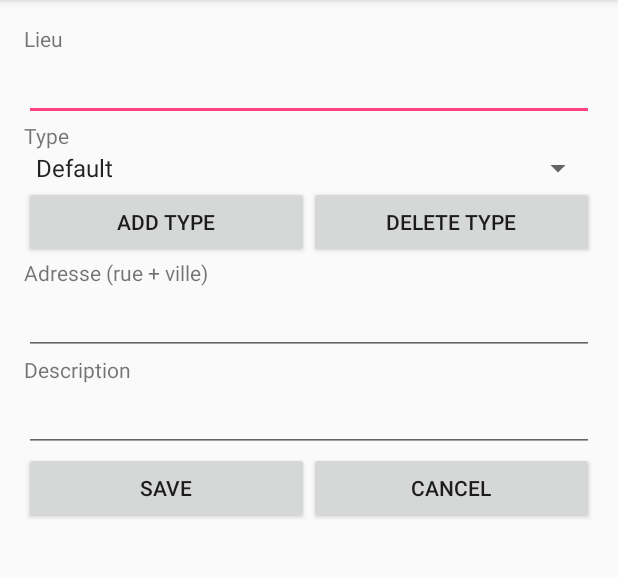
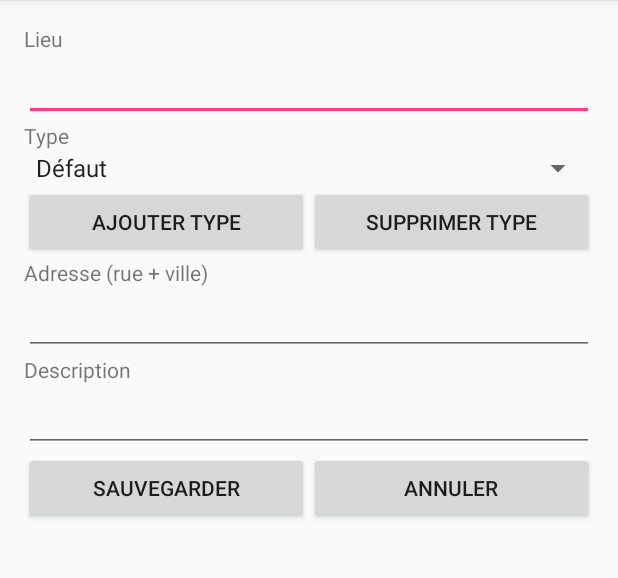
Before and after one commit to KLaach/Android, an Android app: the screen it shows after launch (SavePlaces), after a tap on an icon or button, on a phone screen of 412 x 824 dp, the part 84-662 px from its top. Run offline under Robolectric (Android 15) with nearby library versions, the phone set to English and light mode, and no system bars.

Commit message:
Version final

```diff
--- a/MyFavoritePlaces/app/src/main/java/com/myfavoriteplaces/myfavoriteplaces/SavePlaces.java
+++ b/MyFavoritePlaces/app/src/main/java/com/myfavoriteplaces/myfavoriteplaces/SavePlaces.java
@@ -44,8 +44,8 @@ public class SavePlaces extends AppCompatActivity {
         final EditText description = (EditText) findViewById(R.id.DescriptionPlace);
 
         final Spinner TypePlace = (Spinner) findViewById(R.id.TypePlace);
-        List ChoixType = new ArrayList();
-        ChoixType.add("Default");
+        final List ChoixType = new ArrayList();
+        ChoixType.add("Défaut");
         ChoixType.add("Boîte");
         ChoixType.add("Camping");
         ChoixType.add("Cinéma");
@@ -106,17 +106,23 @@ public class SavePlaces extends AppCompatActivity {
                 // setup a dialog window
                 alertDialogBuilder
                         .setCancelable(false)
-                        .setPositiveButton("OK", new DialogInterface.OnClickListener() {
+                        .setPositiveButton("Ok", new DialogInterface.OnClickListener() {
                             public void onClick(DialogInterface dialog, int id) {
                                 // get user input and set it to result
                                 String nouveauType = input.getText().toString();
-                                adapter.add(nouveauType);
+                                ChoixType.add(nouveauType);
+                                final ArrayAdapter adapter = new ArrayAdapter(
+                                        context,
+                                        android.R.layout.simple_spinner_item,
+                                        ChoixType
+                                );
+                                adapter.setDropDownViewResource(android.R.layout.simple_spinner_dropdown_item);
                                 TypePlace.setAdapter(adapter);
                                 int spinnerPosition = adapter.getPosition(nouveauType);
                                 TypePlace.setSelection(spinnerPosition);
                             }
                         })
-                        .setNegativeButton("Cancel",
+                        .setNegativeButton("Annuler",
                                 new DialogInterface.OnClickListener() {
                                     public void onClick(DialogInterface dialog, int id) {
                                         dialog.cancel();
--- a/MyFavoritePlaces/app/src/main/res/values/strings.xml
+++ b/MyFavoritePlaces/app/src/main/res/values/strings.xml
@@ -1,12 +1,12 @@
 <resources>
-<string name="app_name">"My Favorite Places "</string>
-<string name="action_settings">Settings</string>
-<string name="nom_place"></string>
-<string name="address_place"></string>
-<string name="description_place"></string>
-<string name="add_type">Add Type</string>
-<string name="delete_type">Delete Type</string>
-<string name="save">Save</string>
-<string name="cancel">Cancel</string>
-<string name="tapez_type">Entrer type : </string>
+    <string name="app_name">"My Favorite Places"</string>
+    <string name="action_settings">Paramètres</string>
+    <string name="nom_place"></string>
+    <string name="address_place"></string>
+    <string name="description_place"></string>
+    <string name="add_type">Ajouter type</string>
+    <string name="delete_type">Supprimer Type</string>
+    <string name="save">Sauvegarder</string>
+    <string name="cancel">Annuler</string>
+    <string name="tapez_type">Entrer type : </string>
 </resources>
```
Also changed, not shown: MyFavoritePlaces/app/src/main/res/layout/activity_main.xml (+0 -8 lines), MyFavoritePlaces/app/src/main/res/mipmap-hdpi/ic_launcher.png, MyFavoritePlaces/app/src/main/res/mipmap-mdpi/ic_launcher.png, MyFavoritePlaces/app/src/main/res/mipmap-xhdpi/ic_launcher.png, MyFavoritePlaces/app/src/main/res/mipmap-xxhdpi/ic_launcher.png, MyFavoritePlaces/app/src/main/res/mipmap-xxxhdpi/ic_launcher.png.
